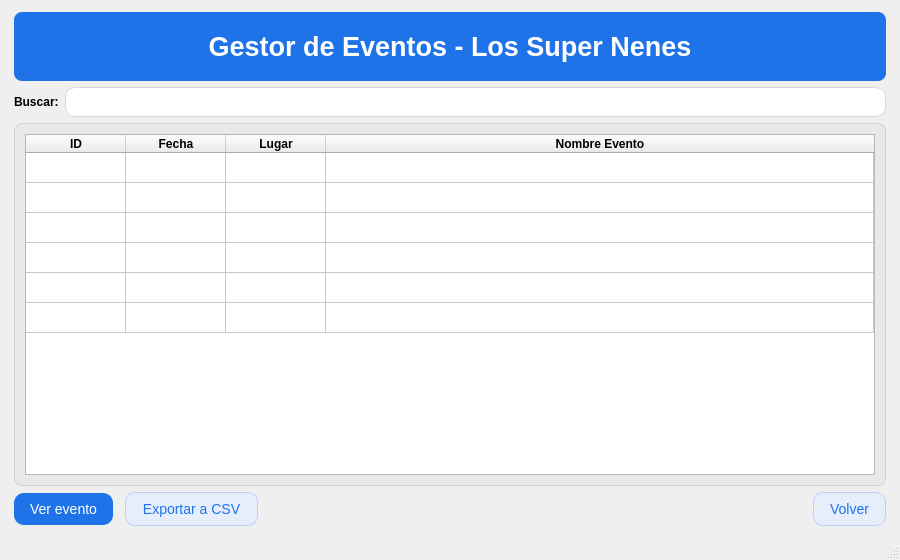
moramirete/organizadorEventos, file interfazes/.ui/home-evento_listado.ui: the form before one commit.
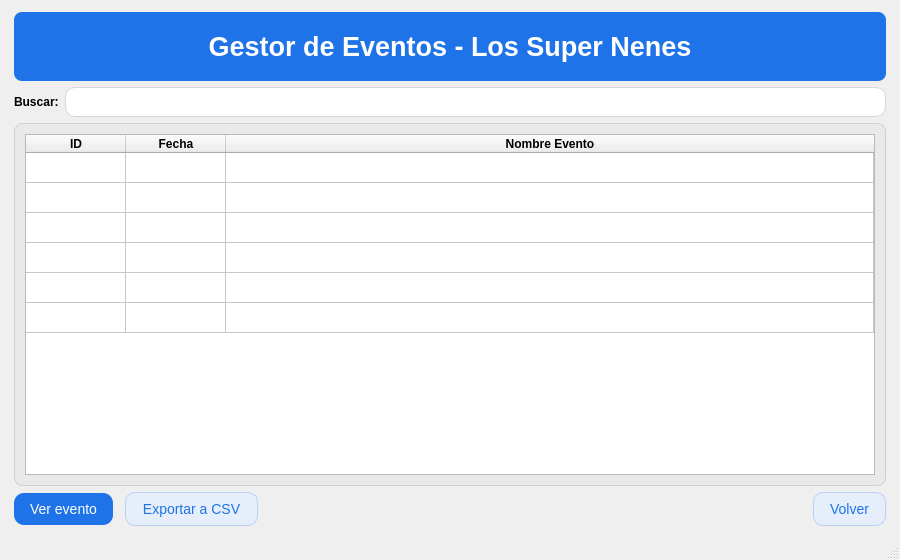
The form after the commit.

Commit message:
Cambios en la interfaz
He compilado de nuevo la interfaz para quitar las columnas de lugar(Hubicacion)

```diff
--- a/interfazes/.ui/home-evento_listado.ui
+++ b/interfazes/.ui/home-evento_listado.ui
@@ -98,7 +98,7 @@
           <number>6</number>
          </property>
          <property name="columnCount">
-          <number>4</number>
+          <number>3</number>
          </property>
          <attribute name="horizontalHeaderVisible">
           <bool>true</bool>
@@ -137,17 +137,6 @@
            </font>
           </property>
          </column>
-         <column>
-          <property name="text">
-           <string>Lugar</string>
-          </property>
-          <property name="font">
-           <font>
-            <weight>75</weight>
-            <bold>true</bold>
-           </font>
-          </property>
-         </column>
          <column>
           <property name="text">
            <string>Nombre Evento</string>
```
The commit also changes 4 other files.
